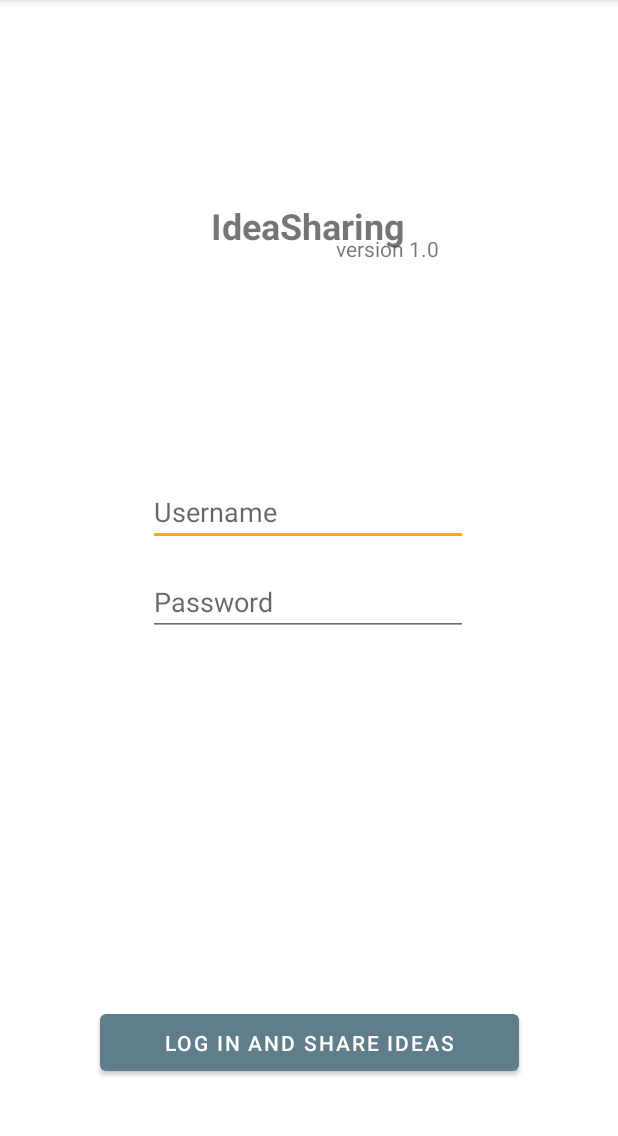
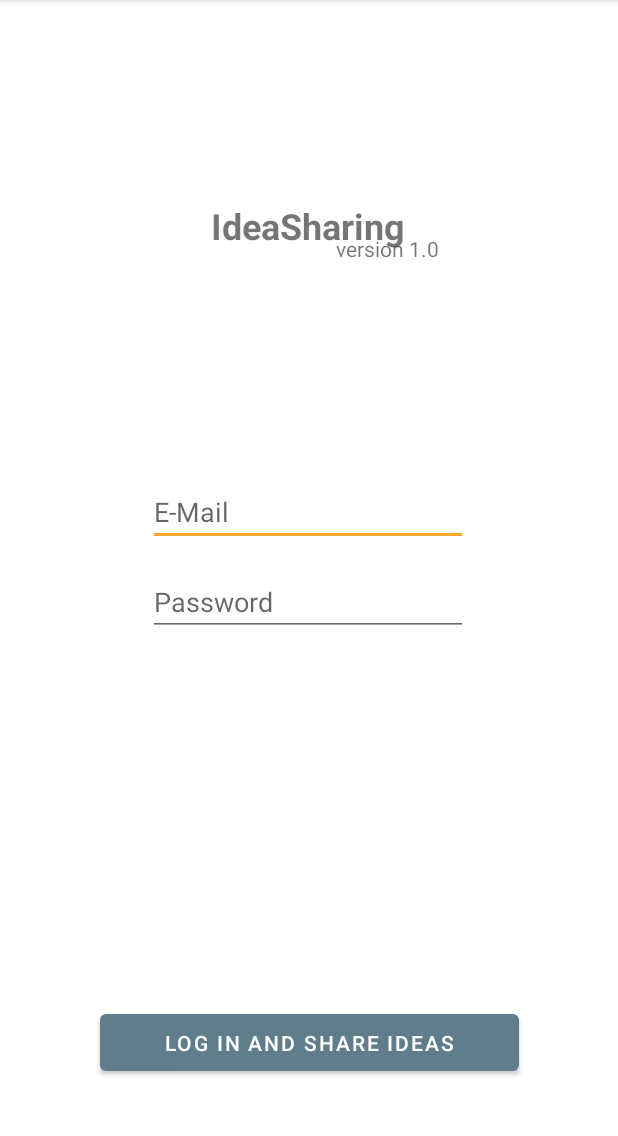
Before and after one commit to themha/MGE-Project, an Android app: the LoginPage screen opened directly, with no data from a screen before it, on a phone screen of 412 x 824 dp, the part 84-1220 px from its top. Run offline under Robolectric (Android 15) with nearby library versions, the phone set to English and light mode, and no system bars.

Commit message:
change to Mail #4

```diff
--- a/app/src/main/res/layout/activity_login_page.xml
+++ b/app/src/main/res/layout/activity_login_page.xml
@@ -47,7 +47,7 @@
         android:layout_height="wrap_content"
         android:layout_marginBottom="404dp"
         android:ems="10"
-        android:hint="Username"
+        android:hint="E-Mail"
         android:inputType="textPersonName"
         app:layout_constraintBottom_toBottomOf="parent"
         app:layout_constraintEnd_toEndOf="parent"
```
